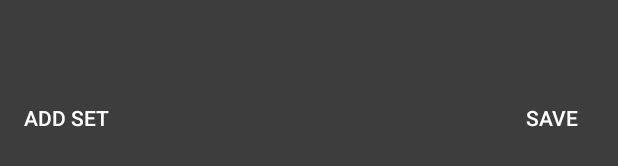
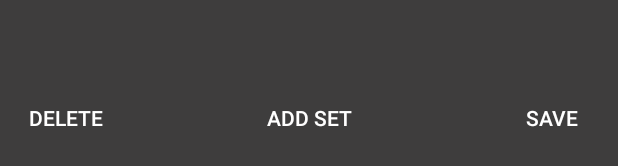
Before and after one commit to YuTaral/FitnessApp, an Android app: the layout edit_exercise_dialog.xml on its own in the app's theme, with its tools: preview values and no code run, on a phone screen of 412 x 824 dp. Shown: the part 438-604 px from the top of the screen. Run offline under Robolectric (Android 15) with nearby library versions, the phone set to English and light mode, and no system bars.

Commit message:
Implements delete exercise and changes the logic of adding exercise - allows creation of exercise without sets

```diff
--- a/app/src/main/java/com/example/fitnessapp/dialogs/AddExerciseDialog.kt
+++ b/app/src/main/java/com/example/fitnessapp/dialogs/AddExerciseDialog.kt
@@ -47,7 +47,8 @@ class AddExerciseDialog {
             // Override the positive button click listener to prevent it from closing the dialog
             alertDialog.getButton(DialogInterface.BUTTON_POSITIVE).setOnClickListener {
                 // Validate
-                val exercise = Utils.validateExercise(name, sets, reps, weight) ?: return@setOnClickListener
+                val exercise = Utils.validateExercise(name, sets, reps, weight)
+                    ?: return@setOnClickListener
 
                 // Add the exercise
                 alertDialog.dismiss()
--- a/app/src/main/java/com/example/fitnessapp/network/IAPIService.kt
+++ b/app/src/main/java/com/example/fitnessapp/network/IAPIService.kt
@@ -20,4 +20,7 @@ interface IAPIService {
 
     @POST("workout/update-exercise")
     fun updateExercise(@Body params: Map<String, String>): Call<CustomResponse>
+
+    @POST("workout/delete-exercise")
+    fun deleteExercise(@Body params: Long): Call<CustomResponse>
 }
--- a/app/src/main/java/com/example/fitnessapp/utils/Constants.kt
+++ b/app/src/main/java/com/example/fitnessapp/utils/Constants.kt
@@ -2,7 +2,7 @@ package com.example.fitnessapp.utils
 
 /** Object to hold all constants. Must correspond with server side Constants static class */
 object Constants {
-    const val URL = "http://192.168.0.5:5176/api/"
+    const val URL = "http://192.168.0.6:5176/api/"
 
     /** Enum to hold all response codes defined server-side */
     enum class ResponseCode {
--- a/app/src/main/res/layout/edit_exercise_dialog.xml
+++ b/app/src/main/res/layout/edit_exercise_dialog.xml
@@ -92,6 +92,16 @@
     </androidx.constraintlayout.widget.ConstraintLayout>
 
     <Button
+        android:id="@+id/delete_btn"
+        android:layout_width="wrap_content"
+        android:layout_height="wrap_content"
+        android:layout_marginBottom="5dp"
+        android:text="@string/delete_btn"
+        android:background="@android:color/transparent"
+        app:layout_constraintBottom_toBottomOf="parent"
+        app:layout_constraintStart_toStartOf="parent" />
+
+    <Button
         android:id="@+id/add_set_btn"
         android:layout_width="wrap_content"
         android:layout_height="wrap_content"
@@ -99,7 +109,8 @@
         android:text="@string/add_set_btn"
         android:background="@android:color/transparent"
         app:layout_constraintBottom_toBottomOf="parent"
-        app:layout_constraintStart_toStartOf="parent" />
+        app:layout_constraintStart_toStartOf="parent"
+        app:layout_constraintEnd_toEndOf="parent"/>
 
     <Button
         android:id="@+id/save_btn"
--- a/app/src/main/res/values/strings.xml
+++ b/app/src/main/res/values/strings.xml
@@ -47,9 +47,11 @@
     <string name="reps_number_lbl">Reps</string>
     <string name="weight_kg_lbl">Weight (kg)</string>
     <string name="add_set_btn">Add Set</string>
+    <string name="delete_btn">Delete</string>
     <string name="error_msg_enter_workout_name">Please enter workout name first</string>
     <string name="workout_saved">Workout saved</string>
     <string name="exercise_updated">Exercise updated</string>
+    <string name="exercise_deleted">Exercise deleted</string>
     <string name="completed_lbl">Completed</string>
 
 </resources>
```
Also changed, not shown: app/src/main/java/com/example/fitnessapp/adapters/ExerciseRecyclerAdapter.kt (+7 -20 lines), app/src/main/java/com/example/fitnessapp/dialogs/EditExerciseDialog.kt (+49 -5 lines), app/src/main/java/com/example/fitnessapp/panels/NewWorkoutPanel.kt (+1 -18 lines), app/src/main/java/com/example/fitnessapp/utils/Utils.kt (+13 -36 lines).
